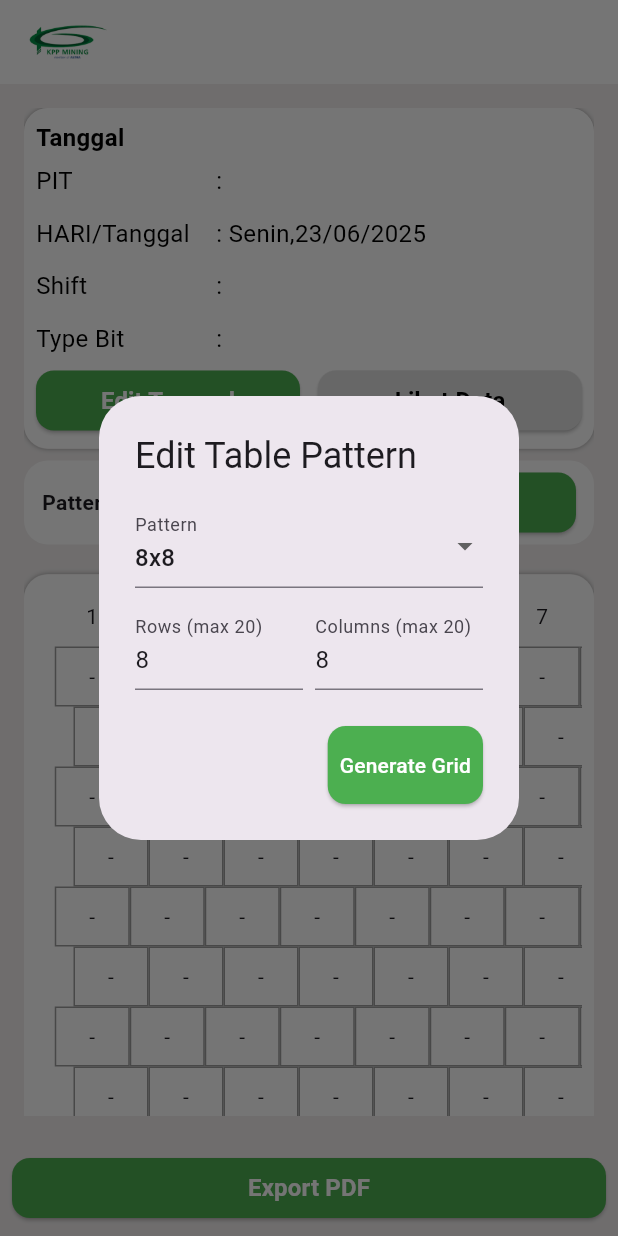
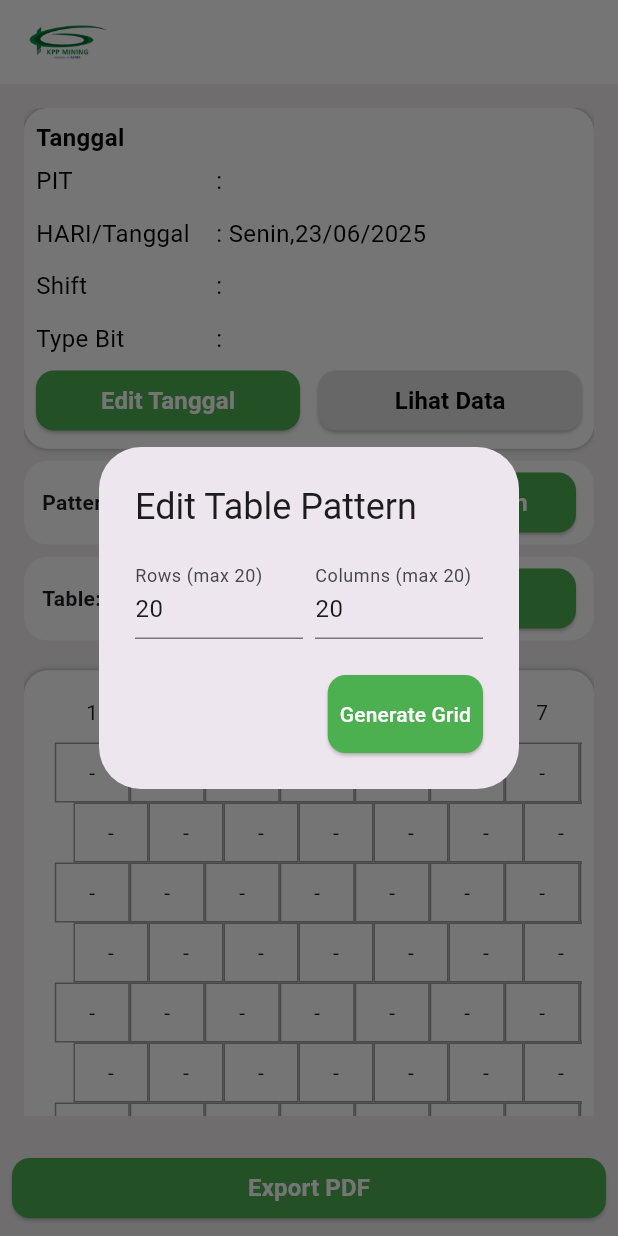
Before and after one commit to subkhanasroi/kpp-mining, a Flutter app: the TablePage screen opened directly, after a tap on "Edit Table", on a phone screen of 412 x 824 dp. Run offline on Flutter 3.47's test engine with Material 3 defaults, Android fonts, the phone set to English and light mode, and no system bars; our stand-ins replace flutter_svg, get, pdf, printing; project files that could hold a hidden picture were left out.

Commit message:
seperate 2 button table and pattern

```diff
--- a/lib/controller/table/table.controller.dart
+++ b/lib/controller/table/table.controller.dart
@@ -65,11 +65,14 @@ class TableController extends GetxController {
     return width * height;
   }
 
+  void setPattern(String pattern) {
+    patternText.value = pattern;
+  }
+
   void setDimensions({required int rows, required int cols}) {
     if (rows > 20 || cols > 20) return;
     rowCount.value = rows;
     colCount.value = cols;
-    patternText.value = '${rows}x$cols';
     initTable(rows, cols);
   }
 
--- a/lib/ui/table/table.page.dart
+++ b/lib/ui/table/table.page.dart
@@ -117,7 +117,7 @@ class TablePage extends StatelessWidget {
                               fontWeight: FontWeight.w700, fontSize: 14),
                         ),
                         Obx(() => Text(
-                              controller.patternText.value,
+                              ' ${controller.patternText.value}',
                               style: const TextStyle(fontSize: 14),
                             )),
                         const Spacer(),
@@ -125,31 +125,16 @@ class TablePage extends StatelessWidget {
                           width: 150,
                           child: ElevatedButton(
                             onPressed: () {
-                              final rowCtrl = TextEditingController(
-                                  text: controller.rowCount.value.toString());
-                              final colCtrl = TextEditingController(
-                                  text: controller.colCount.value.toString());
-
                               final patternOptions = [
-                                '8x7',
-                                '8x8',
-                                '8x9',
-                                '9x7',
-                                '9x8',
-                                '9x9'
+                                "6x7",
+                                "7.5x8.5",
+                                "7x8",
+                                "8x8",
+                                "8x9",
+                                "9x10",
                               ];
                               String selectedPattern =
                                   controller.patternText.value;
-
-                              void updateTextControllers(String pattern) {
-                                final parts = pattern.split('x');
-                                if (parts.length == 2) {
-                                  rowCtrl.text = parts[0];
-                                  colCtrl.text = parts[1];
-                                }
-                              }
-
-                              updateTextControllers(selectedPattern);
 
                               showDialog(
                                 context: context,
@@ -177,13 +162,102 @@ class TablePage extends StatelessWidget {
                                                 if (value != null) {
                                                   setState(() {
                                                     selectedPattern = value;
-                                                    updateTextControllers(
-                                                        value);
+                                                    controller
+                                                        .setPattern(value);
                                                   });
                                                 }
                                               },
                                             ),
-                                            const SizedBox(height: 12),
+                                          ],
+                                        ),
+                                        actions: [
+                                          ElevatedButton(
+                                            style: ElevatedButton.styleFrom(
+                                              backgroundColor: Colors.green,
+                                              padding:
+                                                  const EdgeInsets.symmetric(
+                                                      vertical: 16),
+                                              shape: RoundedRectangleBorder(
+                                                borderRadius:
+                                                    BorderRadius.circular(12),
+                                              ),
+                                            ),
+                                            onPressed: () {
+                                              Get.back();
+                                            },
+                                            child: const Padding(
+                                              padding: EdgeInsets.symmetric(
+                                                  horizontal: 8),
+                                              child: Text(
+                                                'Select Pattern',
+                                                style: TextStyle(
+                                                    color: Colors.white),
+                                              ),
+                                            ),
+                                          )
+                                        ],
+                                      );
+                                    },
+                                  );
+                                },
+                              );
+                            },
+                            style: ElevatedButton.styleFrom(
+                              backgroundColor: Colors.green,
+                              shape: RoundedRectangleBorder(
+                                borderRadius: BorderRadius.circular(12),
+                              ),
+                            ),
+                            child: const Text(
+                              'Edit Pattern',
+                              style: TextStyle(
+                                color: Colors.white,
+                                fontSize: 16,
+                                fontWeight: FontWeight.bold,
+                              ),
+                            ),
+                          ),
+                        ),
+                      ],
+                    ),
+                  ),
+                  const SizedBox(height: 8),
+                  Container(
+                    padding:
+                        const EdgeInsets.symmetric(horizontal: 12, vertical: 4),
+                    decoration: BoxDecoration(
+                        color: Colors.white,
+                        borderRadius: BorderRadius.circular(16)),
+                    child: Row(
+                      children: [
+                        const Text(
+                          'Table:',
+                          style: TextStyle(
+                              fontWeight: FontWeight.w700, fontSize: 14),
+                        ),
+                        Obx(() => Text(
+                              ' ${controller.rowCount.toString()}x${controller.colCount.toString()}',
+                              style: const TextStyle(fontSize: 14),
+                            )),
+                        const Spacer(),
+                        SizedBox(
+                          width: 150,
+                          child: ElevatedButton(
+                            onPressed: () {
+                              final rowCtrl = TextEditingController(
+                                  text: controller.rowCount.value.toString());
+                              final colCtrl = TextEditingController(
+                                  text: controller.colCount.value.toString());
+                              showDialog(
+                                context: context,
+                                builder: (_) {
+                                  return StatefulBuilder(
+                                    builder: (context, setState) {
+                                      return AlertDialog(
+                                        title: const Text('Edit Table Pattern'),
+                                        content: Column(
+                                          mainAxisSize: MainAxisSize.min,
+                                          children: [
                                             Row(
                                               children: [
                                                 Expanded(
```
